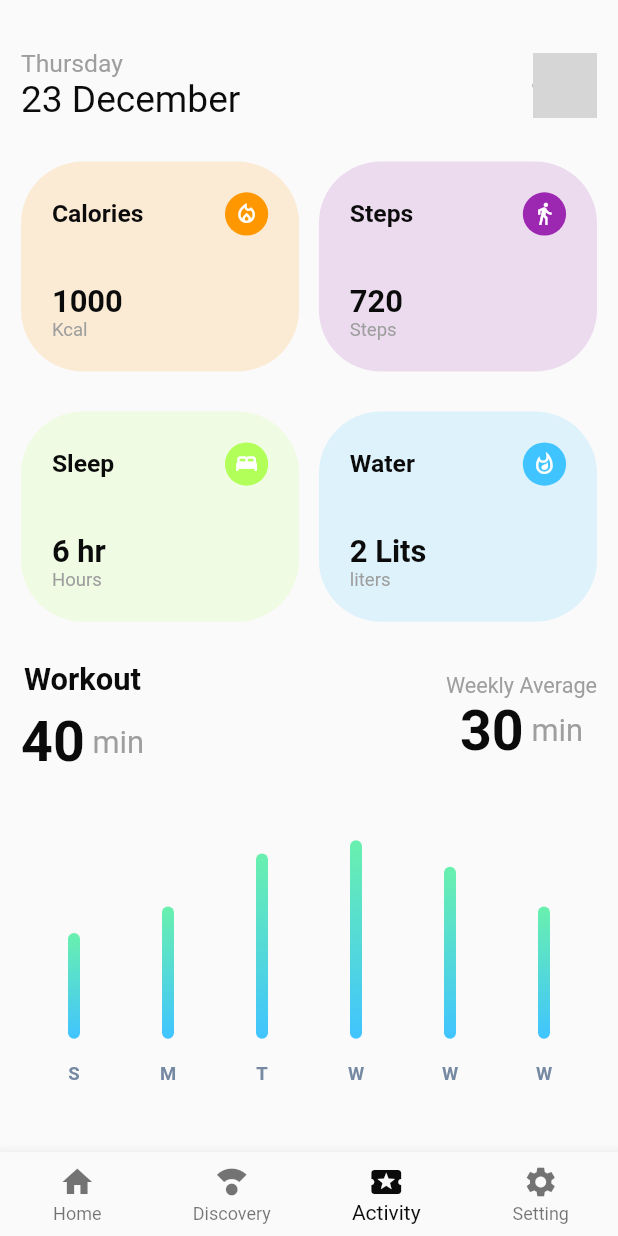
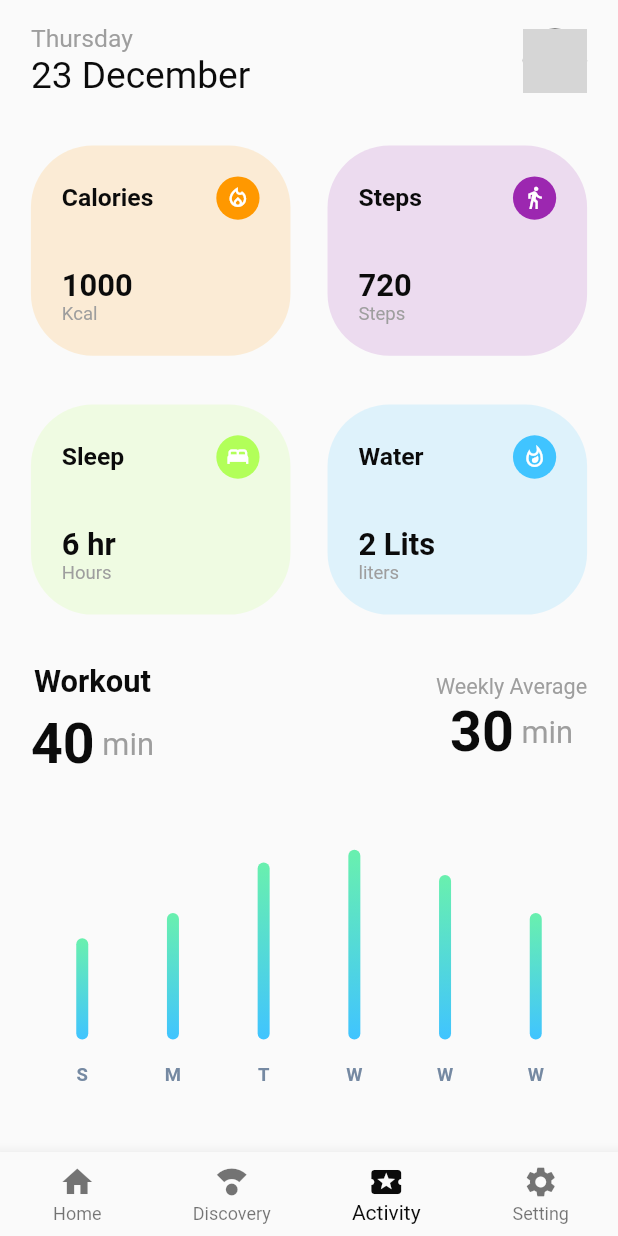
Before and after one commit to naqeeb9a/warehouse-gym, a Flutter app: the screen it shows after launch, swiped to page 3, on a phone screen of 412 x 824 dp. Run offline on Flutter 3.47's test engine with Material 2 defaults, Android fonts, the phone set to English and light mode, and no system bars; drawn by our look-alikes of fl_chart; network calls fail; grey boxes are pictures that could not be loaded.

Commit message:
naqeeb - activity Screen done

```diff
--- a/lib/screens/activity.dart
+++ b/lib/screens/activity.dart
@@ -10,21 +10,30 @@ class Activity extends StatelessWidget {
 
   @override
   Widget build(BuildContext context) {
-    return SafeArea(
-      child: Scaffold(
-        body: Container(
-          padding: EdgeInsets.symmetric(
-              horizontal: dynamicWidth(context, 0.034),
-              vertical: dynamicHeight(context, 0.04)),
+    return Scaffold(
+      body: SafeArea(
+        child: Padding(
+          padding:
+              EdgeInsets.symmetric(horizontal: dynamicWidth(context, 0.05)),
           child: Column(
-            mainAxisAlignment: MainAxisAlignment.spaceBetween,
+            mainAxisAlignment: MainAxisAlignment.start,
             children: [
+              heightBox(context, 0.02),
               homeBar(context, activityCheck: true),
+              Expanded(
+                child: Column(
+                  mainAxisAlignment: MainAxisAlignment.spaceEvenly,
+                  children: [
                     Row(
                       mainAxisAlignment: MainAxisAlignment.spaceBetween,
                       children: [
-                  workoutBox(context, "Calories", "1000", "Kcal",
-                      Icons.local_fire_department_outlined, Colors.orange),
+                        workoutBox(
+                            context,
+                            "Calories",
+                            "1000",
+                            "Kcal",
+                            Icons.local_fire_department_outlined,
+                            Colors.orange),
                         workoutBox(context, "Steps", "720", "Steps",
                             Icons.directions_walk_outlined, Colors.purple),
                       ],
@@ -32,8 +41,8 @@ class Activity extends StatelessWidget {
                     Row(
                       mainAxisAlignment: MainAxisAlignment.spaceBetween,
                       children: [
-                  workoutBox(
-                      context, "Sleep", "6 hr", "Hours", Icons.bed, myGreen),
+                        workoutBox(context, "Sleep", "6 hr", "Hours", Icons.bed,
+                            myGreen),
                         workoutBox(context, "Water", "2 Lits", "liters",
                             Icons.whatshot_outlined, myBlue),
                       ],
@@ -41,14 +50,17 @@ class Activity extends StatelessWidget {
                     Row(
                       mainAxisAlignment: MainAxisAlignment.spaceBetween,
                       children: [
-                  workOutRow(
-                      context, "Workout", "40", " min", 0.05, myBlack, true,
+                        workOutRow(context, "Workout", "40", " min", 0.05,
+                            myBlack, true,
                             check: true),
-                  workOutRow(context, "Weekly Average", "30", " min", 0.035,
-                      myGrey, false),
+                        workOutRow(context, "Weekly Average", "30", " min",
+                            0.035, myGrey, false),
                       ],
                     ),
-              barChartCustom(context)
+                    barChartCustom(context),
+                  ],
+                ),
+              )
             ],
           ),
         ),
--- a/lib/widgets/essential_widgets.dart
+++ b/lib/widgets/essential_widgets.dart
@@ -91,7 +91,7 @@ Widget customProgress(context, progressDegrees, fadeInDuration) {
 Widget workoutBox(context, text1, text2, text3, icon, color) {
   return Container(
     padding: EdgeInsets.all(dynamicWidth(context, 0.05)),
-    width: dynamicWidth(context, 0.45),
+    width: dynamicWidth(context, 0.42),
     height: dynamicHeight(context, 0.17),
     decoration: BoxDecoration(
         color: color.withOpacity(0.15),
```
Lines whose indentation alone changed are shown as unchanged.
